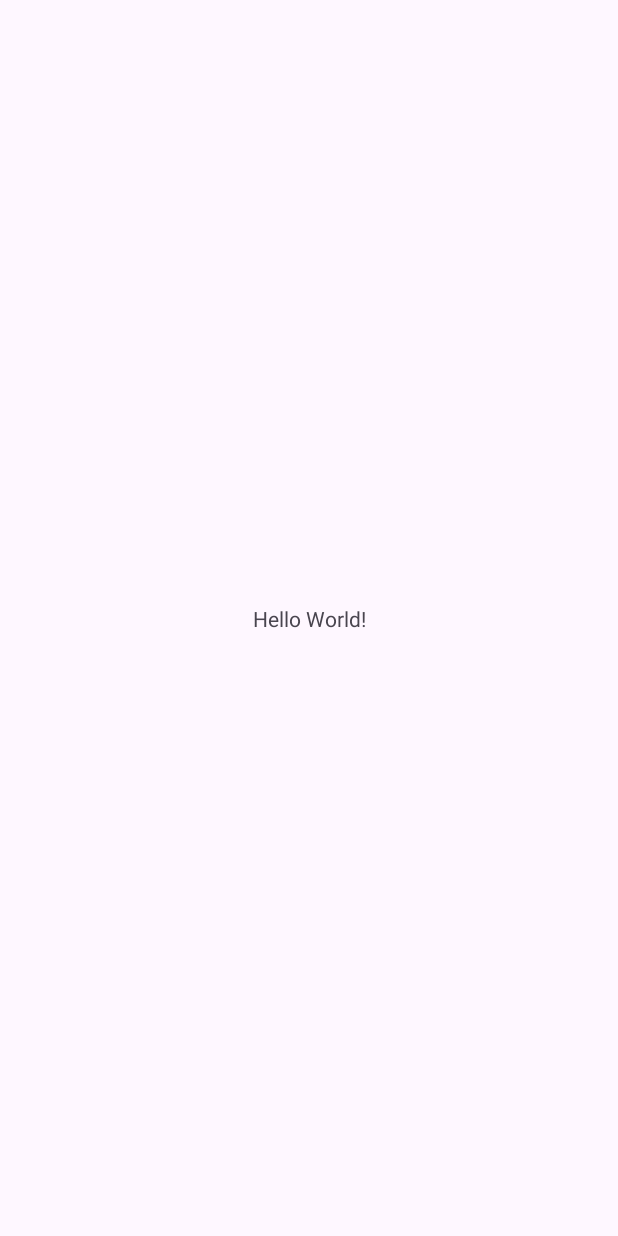
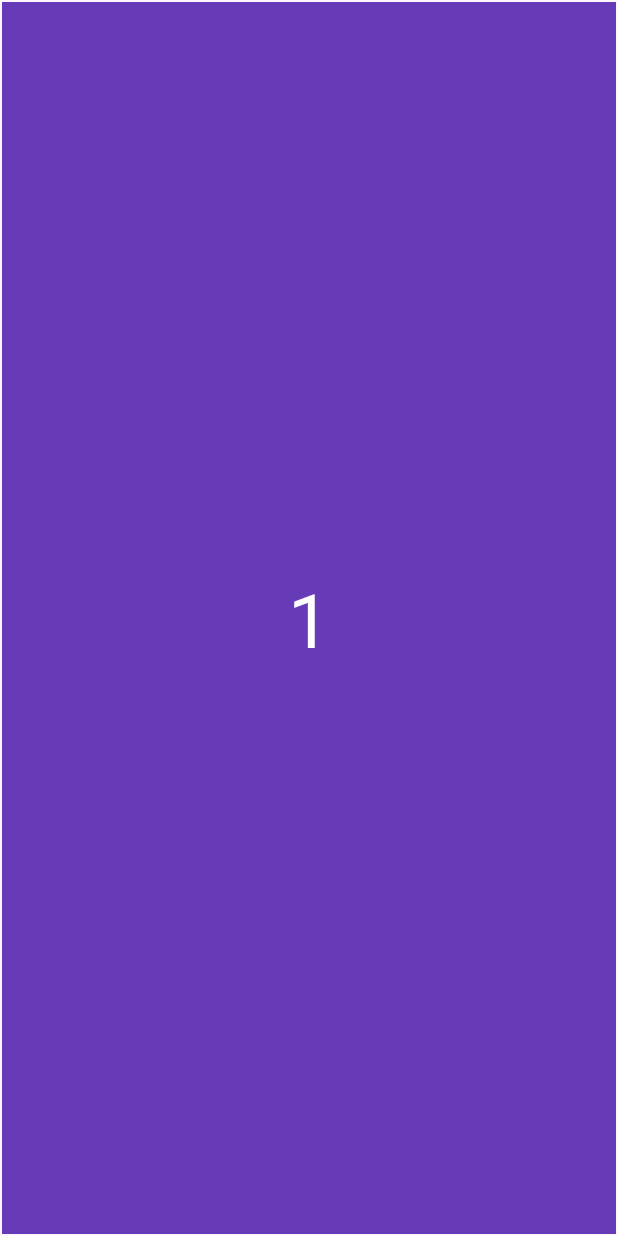
Before and after one commit to soam1/NavigationComponent, an Android app: the screen it shows after launch (MainActivity), on a phone screen of 412 x 824 dp. Before the commit the screen is almost empty. Run offline under Robolectric (Android 15) with nearby library versions, the phone set to English and light mode, and no system bars.

Commit message:
basic or essentials(can say) of NavigationComponent

```diff
--- a/app/build.gradle.kts
+++ b/app/build.gradle.kts
@@ -42,6 +42,8 @@ dependencies {
     implementation(libs.material)
     implementation(libs.androidx.activity)
     implementation(libs.androidx.constraintlayout)
+    implementation(libs.androidx.navigation.fragment.ktx)
+    implementation(libs.androidx.navigation.ui.ktx)
     testImplementation(libs.junit)
     androidTestImplementation(libs.androidx.junit)
     androidTestImplementation(libs.androidx.espresso.core)
--- /dev/null
+++ b/app/src/main/java/com/example/navigationcomponent/FirstFragment.kt
@@ -0,0 +1,46 @@
+package com.example.navigationcomponent
+
+import android.os.Bundle
+import android.view.LayoutInflater
+import android.view.View
+import android.view.ViewGroup
+import android.widget.TextView
+import androidx.fragment.app.Fragment
+import androidx.navigation.Navigation
+
+// TODO: Rename parameter arguments, choose names that match
+// the fragment initialization parameters, e.g. ARG_ITEM_NUMBER
+private const val ARG_PARAM1 = "param1"
+private const val ARG_PARAM2 = "param2"
+
+/**
+ * A simple [Fragment] subclass.
+ * Use the [FirstFragment.newInstance] factory method to
+ * create an instance of this fragment.
+ */
+class FirstFragment : Fragment() {
+    // TODO: Rename and change types of parameters
+    private var param1: String? = null
+    private var param2: String? = null
+
+    override fun onCreate(savedInstanceState: Bundle?) {
+        super.onCreate(savedInstanceState)
+        arguments?.let {
+            param1 = it.getString(ARG_PARAM1)
+            param2 = it.getString(ARG_PARAM2)
+        }
+    }
+
+    override fun onCreateView(
+        inflater: LayoutInflater, container: ViewGroup?,
+        savedInstanceState: Bundle?
+    ): View? {
+        // Inflate the layout for this fragment
+        val view: View = inflater.inflate(R.layout.fragment_first, container, false)
+        view.findViewById<TextView>(R.id.textView1).setOnClickListener {
+            Navigation.findNavController(view).navigate(R.id.action_firstFragment_to_secondFragment)
+        }
+        return view
+    }
+
+}
--- a/app/src/main/res/layout/activity_main.xml
+++ b/app/src/main/res/layout/activity_main.xml
@@ -7,13 +7,16 @@
     android:layout_height="match_parent"
     tools:context=".MainActivity">
 
-    <TextView
-        android:layout_width="wrap_content"
-        android:layout_height="wrap_content"
-        android:text="Hello World!"
-        app:layout_constraintBottom_toBottomOf="parent"
+    <androidx.fragment.app.FragmentContainerView
+        android:id="@+id/fragmentContainerView"
+        android:name="androidx.navigation.fragment.NavHostFragment"
+        android:layout_width="match_parent"
+        android:layout_margin="1dp"
+        android:layout_height="match_parent"
+        app:defaultNavHost="true"
         app:layout_constraintEnd_toEndOf="parent"
         app:layout_constraintStart_toStartOf="parent"
-        app:layout_constraintTop_toTopOf="parent" />
-
+        app:layout_constraintTop_toTopOf="parent"
+        app:layout_constraintBottom_toBottomOf="parent"
+        app:navGraph="@navigation/my_nav" />
 </androidx.constraintlayout.widget.ConstraintLayout>
--- /dev/null
+++ b/app/src/main/res/layout/fragment_first.xml
@@ -0,0 +1,23 @@
+<?xml version="1.0" encoding="utf-8"?>
+<androidx.constraintlayout.widget.ConstraintLayout xmlns:android="http://schemas.android.com/apk/res/android"
+    xmlns:app="http://schemas.android.com/apk/res-auto"
+    xmlns:tools="http://schemas.android.com/tools"
+    android:layout_width="match_parent"
+    android:layout_height="match_parent"
+    android:background="#673AB7"
+    tools:context=".FirstFragment">
+
+    <!-- TODO: Update blank fragment layout -->
+    <TextView
+        android:id="@+id/textView1"
+        android:layout_width="wrap_content"
+        android:layout_height="wrap_content"
+        android:textSize="50sp"
+        android:textColor="@color/white"
+        android:text="1"
+        app:layout_constraintBottom_toBottomOf="parent"
+        app:layout_constraintEnd_toEndOf="parent"
+        app:layout_constraintStart_toStartOf="parent"
+        app:layout_constraintTop_toTopOf="parent" />
+
+</androidx.constraintlayout.widget.ConstraintLayout>
--- /dev/null
+++ b/app/src/main/res/navigation/my_nav.xml
@@ -0,0 +1,30 @@
+<?xml version="1.0" encoding="utf-8"?>
+<navigation xmlns:android="http://schemas.android.com/apk/res/android"
+    xmlns:app="http://schemas.android.com/apk/res-auto"
+    xmlns:tools="http://schemas.android.com/tools"
+    android:id="@+id/my_nav"
+    app:startDestination="@id/firstFragment">
+
+    <fragment
+        android:id="@+id/firstFragment"
+        android:name="com.example.navigationcomponent.FirstFragment"
+        android:label="fragment_first"
+        tools:layout="@layout/fragment_first" >
+        <action
+            android:id="@+id/action_firstFragment_to_secondFragment"
+            app:destination="@id/secondFragment"
+            app:enterAnim="@anim/nav_default_enter_anim"
+            app:exitAnim="@anim/nav_default_exit_anim" />
+    </fragment>
+    <fragment
+        android:id="@+id/secondFragment"
+        android:name="com.example.navigationcomponent.SecondFragment"
+        android:label="fragment_second"
+        tools:layout="@layout/fragment_second" >
+        <action
+            android:id="@+id/action_secondFragment_to_firstFragment"
+            app:destination="@id/firstFragment"
+            app:enterAnim="@anim/nav_default_enter_anim"
+            app:exitAnim="@anim/nav_default_exit_anim" />
+    </fragment>
+</navigation>
--- a/app/src/main/res/values/strings.xml
+++ b/app/src/main/res/values/strings.xml
@@ -1,3 +1,5 @@
 <resources>
     <string name="app_name">NavigationComponent</string>
+    <!-- TODO: Remove or change this placeholder text -->
+    <string name="hello_blank_fragment">Hello blank fragment</string>
 </resources>
--- a/gradle/libs.versions.toml
+++ b/gradle/libs.versions.toml
@@ -9,6 +9,8 @@ appcompat = "1.7.0"
 material = "1.12.0"
 activity = "1.9.0"
 constraintlayout = "2.1.4"
+navigationFragmentKtx = "2.7.7"
+navigationUiKtx = "2.7.7"
 
 [libraries]
 androidx-core-ktx = { group = "androidx.core", name = "core-ktx", version.ref = "coreKtx" }
@@ -19,6 +21,8 @@ androidx-appcompat = { group = "androidx.appcompat", name = "appcompat", version
 material = { group = "com.google.android.material", name = "material", version.ref = "material" }
 androidx-activity = { group = "androidx.activity", name = "activity", version.ref = "activity" }
 androidx-constraintlayout = { group = "androidx.constraintlayout", name = "constraintlayout", version.ref = "constraintlayout" }
+androidx-navigation-fragment-ktx = { group = "androidx.navigation", name = "navigation-fragment-ktx", version.ref = "navigationFragmentKtx" }
+androidx-navigation-ui-ktx = { group = "androidx.navigation", name = "navigation-ui-ktx", version.ref = "navigationUiKtx" }
 
 [plugins]
 android-application = { id = "com.android.application", version.ref = "agp" }
```
Also changed, not shown: app/src/main/java/com/example/navigationcomponent/SecondFragment.kt (added, +46 -0 lines), app/src/main/res/layout/fragment_second.xml (added, +23 -0 lines).
